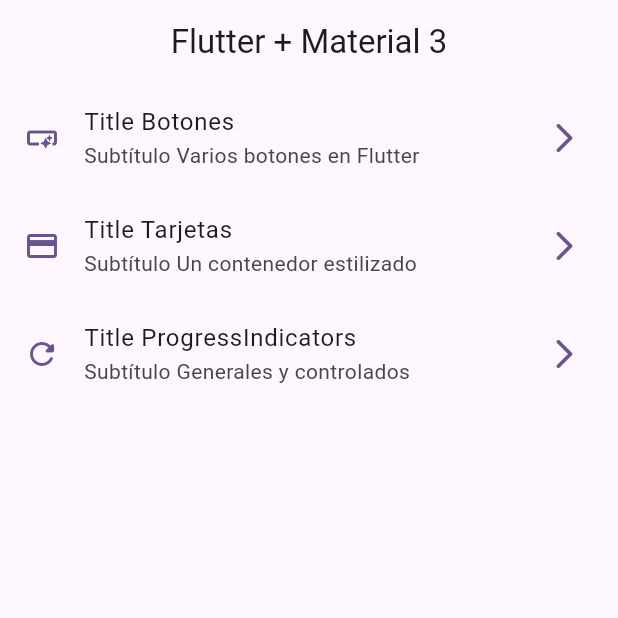
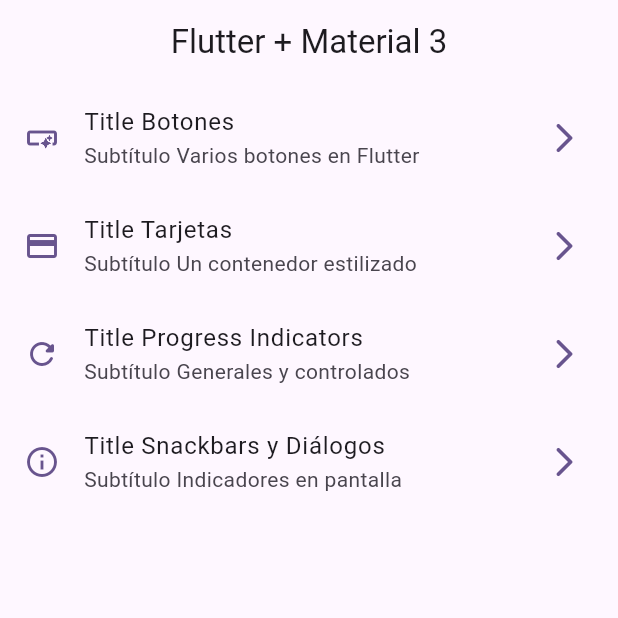
Before and after one commit to XChanitoX/widgets_app, a Flutter app: the screen it shows after launch, on a phone screen of 412 x 824 dp, the top half of it. Run offline on Flutter 3.47's test engine with Material 2 defaults, Android fonts, the phone set to English and light mode, and no system bars; our stand-ins replace go_router.

Commit message:
snackbars dialogs terminado

```diff
--- a/lib/config/menu/menu_items.dart
+++ b/lib/config/menu/menu_items.dart
@@ -25,8 +25,13 @@ const List<MenuItem> appMenuItems = [
       link: '/cards',
       icon: Icons.credit_card),
   MenuItem(
-      title: 'ProgressIndicators',
+      title: 'Progress Indicators',
       subTitle: 'Generales y controlados',
       link: '/progress',
       icon: Icons.refresh_rounded),
+  MenuItem(
+      title: 'Snackbars y Diálogos',
+      subTitle: 'Indicadores en pantalla',
+      link: '/snackbars',
+      icon: Icons.info_outline),
 ];
--- a/lib/config/router/app_router.dart
+++ b/lib/config/router/app_router.dart
@@ -23,6 +23,11 @@ final appRouter = GoRouter(
       path: '/progress',
       name: ProgressScreen.name,
       builder: (context, state) => const ProgressScreen(),
+    ),
+    GoRoute(
+      path: '/snackbars',
+      name: SnackbarScreen.name,
+      builder: (context, state) => const SnackbarScreen(),
     )
   ],
 );
--- a/lib/main.dart
+++ b/lib/main.dart
@@ -12,6 +12,7 @@ class MainApp extends StatelessWidget {
   @override
   Widget build(BuildContext context) {
     return MaterialApp.router(
+      title: 'Widgets App',
       routerConfig: appRouter,
       debugShowCheckedModeBanner: false,
       theme: AppTheme(selectedColor: 5).getTheme(),
```
Also changed, not shown: lib/presentation/screens/snackbar/snackbar_screen.dart (+57 -1 lines).
